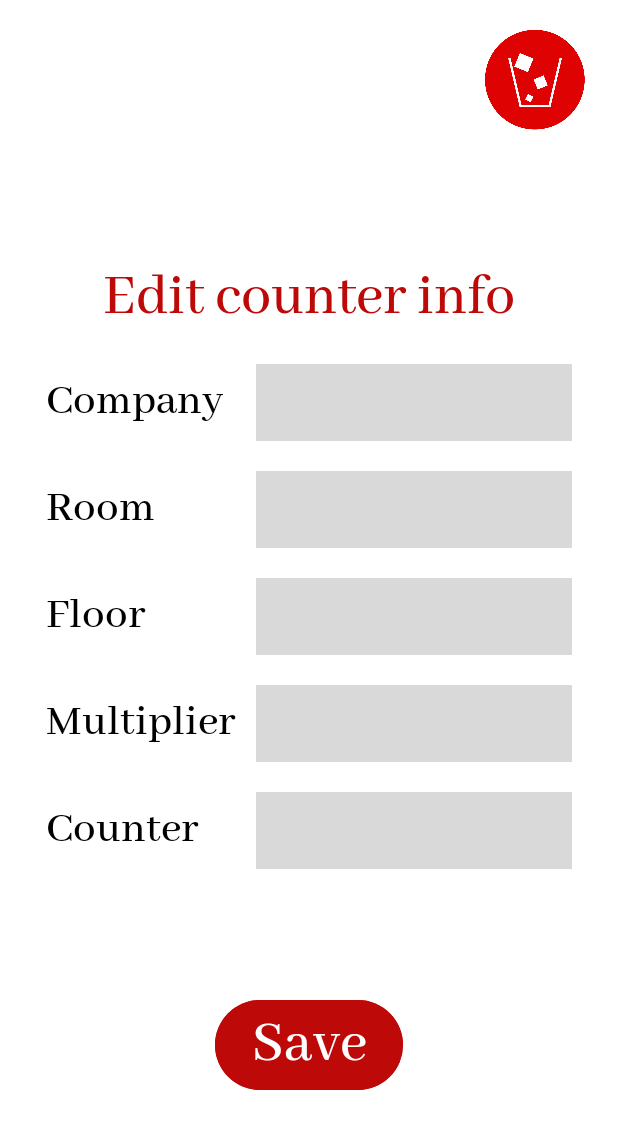
After one commit to ArKiT17/Coursework_SmartMeter, an Android app: the EditCounterActivity screen opened directly, with no data from a screen before it, on a phone screen of 412 x 824 dp. The commit adds this screen. Shown: the top 1129 px of the screen. Run offline under Robolectric (Android 15) with nearby library versions, the phone set to English and light mode, and no system bars; 5 statements that could not run were skipped.

Commit message:
- додана сторінка перегляду/редагування даних лічильника - доданий функціонал сторінки перегляду/редагування даних лічильника - додані нові запити до бази даних - внесені стилістичні зміни

```diff
--- a/app/src/main/java/com/smartmeter/activities/CountersActivity.java
+++ b/app/src/main/java/com/smartmeter/activities/CountersActivity.java
@@ -79,8 +79,8 @@ public class CountersActivity extends AppCompatActivity {
             @Override
             public void onItemClick(AdapterView<?> adapterView, View view, int i, long l) {
                 Buffer.activeCounter = (CounterInfo)adapterView.getItemAtPosition(i);
-//                Intent editCounterPage = new Intent(CountersActivity.this, EditCounterActivity.class);
-//                startActivity(editCounterPage);
+                Intent editCounterPage = new Intent(CountersActivity.this, EditCounterActivity.class);
+                startActivity(editCounterPage);
             }
         });
     }
--- /dev/null
+++ b/app/src/main/java/com/smartmeter/activities/EditCounterActivity.java
@@ -0,0 +1,82 @@
+package com.smartmeter.activities;
+
+import android.annotation.SuppressLint;
+import android.content.DialogInterface;
+import android.content.pm.ActivityInfo;
+import android.os.Bundle;
+import android.view.View;
+import android.widget.EditText;
+import android.widget.Toast;
+
+import androidx.activity.EdgeToEdge;
+import androidx.appcompat.app.AlertDialog;
+import androidx.appcompat.app.AppCompatActivity;
+
+import com.smartmeter.Buffer;
+import com.smartmeter.R;
+
+public class EditCounterActivity extends AppCompatActivity {
+    private EditText textCompany;
+    private EditText textRoom;
+    private EditText textFloor;
+    private EditText textMultiplier;
+    private EditText textCounter;
+
+    @SuppressLint("SourceLockedOrientationActivity")
+    @Override
+    protected void onCreate(Bundle savedInstanceState) {
+        super.onCreate(savedInstanceState);
+        EdgeToEdge.enable(this);
+        setContentView(R.layout.activity_edit_counter);
+        setRequestedOrientation(ActivityInfo.SCREEN_ORIENTATION_PORTRAIT);
+
+        textCompany = findViewById(R.id.textCompany);
+        textRoom = findViewById(R.id.textRoom);
+        textFloor = findViewById(R.id.textFloor);
+        textMultiplier = findViewById(R.id.textMultiplier);
+        textCounter = findViewById(R.id.textCounter);
+
+        textCompany.setText(Buffer.activeCounter.company);
+        textRoom.setText(Buffer.activeCounter.room);
+        textFloor.setText(String.valueOf(Buffer.activeCounter.floor));
+        textMultiplier.setText(String.valueOf(Buffer.activeCounter.multiplier));
+        textCounter.setText(Buffer.activeCounter.counter);
+    }
+
+    public void deleteOnClick(View view) {
+        try {
+            AlertDialog.Builder builder = new AlertDialog.Builder(this);
+            builder.setMessage(R.string.alert_are_you_sure)
+                    .setTitle(R.string.alert_title_warning)
+                    .setPositiveButton(R.string.alert_YES, new DialogInterface.OnClickListener() {
+                        public void onClick(DialogInterface dialog, int id) {
+                            if (Buffer.activeCounter != null) {
+                                boolean deleted = Buffer.dbHelper.deleteCounter(Buffer.activeCounter.id);
+                                Buffer.activeCounter = null;
+                                Toast.makeText(EditCounterActivity.this, deleted ? R.string.toast_success : R.string.toast_error, Toast.LENGTH_SHORT).show();
+                                finish();
+                            } else
+                                Toast.makeText(EditCounterActivity.this, R.string.toast_error, Toast.LENGTH_SHORT).show();
+                        }
+                    })
+                    .setNegativeButton(R.string.alert_NO, null);
+
+            AlertDialog dialog = builder.create();
+            dialog.show();
+        } catch (Exception e) {
+            Toast.makeText(EditCounterActivity.this, e.toString(), Toast.LENGTH_SHORT).show();
+        }
+    }
+
+    public void saveCounterOnClick(View view) {
+        try {
+            boolean updated = Buffer.dbHelper.updateCounter(Buffer.activeCounter.id, textCompany.getText().toString(), textRoom.getText().toString(),
+                    Integer.parseInt(textFloor.getText().toString()), Integer.parseInt(textMultiplier.getText().toString()),
+                    textCounter.getText().toString());
+            Toast.makeText(EditCounterActivity.this, updated ? R.string.toast_success : R.string.toast_error, Toast.LENGTH_SHORT).show();
+            finish();
+        } catch (NumberFormatException exception) {
+            Toast.makeText(this, R.string.toast_counter_not_found, Toast.LENGTH_LONG).show();
+        }
+    }
+}
--- a/app/src/main/java/com/smartmeter/database/DBHelper.java
+++ b/app/src/main/java/com/smartmeter/database/DBHelper.java
@@ -341,6 +341,64 @@ public class DBHelper extends Configs {
         });
     }
 
+    public boolean deleteCounter(int counterId) {
+        ExecutorService executorService = Executors.newSingleThreadExecutor();
+        Future<Boolean> future = executorService.submit(() -> {
+            setDbConnection();
+
+            String query = "DELETE FROM " + Const.TABLE_COUNTERINFO + " WHERE " + Const.KEY_ID + " = ?;";
+            try {
+                PreparedStatement prSt = dbConnection.prepareStatement(query);
+                prSt.setInt(1, counterId);
+                prSt.executeUpdate();
+            } catch (SQLException e) {
+                Log.e("Error", Objects.requireNonNull(e.getMessage()));
+                return false;
+            }
+            return true;
+        });
+
+        try {
+            return future.get();
+        } catch (ExecutionException | InterruptedException e) {
+            throw new RuntimeException(e);
+        }
+    }
+
+    public boolean updateCounter(int id, String company, String room, int floor, int multiplier, String counter) {
+        ExecutorService executorService = Executors.newSingleThreadExecutor();
+        Future<Boolean> future = executorService.submit(() -> {
+            setDbConnection();
+
+            String query = "UPDATE " + Const.TABLE_COUNTERINFO + " SET " +
+                    Const.KEY_COMPANY + " = ?, " +
+                    Const.KEY_ROOM + " = ?, " +
+                    Const.KEY_FLOOR + " = ?, " +
+                    Const.KEY_MULTIPLIER + " = ?, " +
+                    Const.KEY_COUNTER + " = ? WHERE " + Const.KEY_ID + " = ?;";
+            try {
+                PreparedStatement prSt = dbConnection.prepareStatement(query);
+                prSt.setString(1, company);
+                prSt.setString(2, room);
+                prSt.setInt(3, floor);
+                prSt.setInt(4, multiplier);
+                prSt.setString(5, counter);
+                prSt.setInt(6, id);
+                prSt.executeUpdate();
+            } catch (SQLException e) {
+                Log.e("Error", Objects.requireNonNull(e.getMessage()));
+                return false;
+            }
+            return true;
+        });
+
+        try {
+            return future.get();
+        } catch (ExecutionException | InterruptedException e) {
+            throw new RuntimeException(e);
+        }
+    }
+
     @RequiresApi(api = Build.VERSION_CODES.O)
     public void addValue(int counterId, LocalDate date, int curValue, int prevValue, int difference) {
         ExecutorService executorService = Executors.newSingleThreadExecutor();
--- a/app/src/main/res/layout/activity_counters.xml
+++ b/app/src/main/res/layout/activity_counters.xml
@@ -79,6 +79,7 @@
         android:layout_height="100dp"
         android:layout_marginVertical="10dp"
         android:layout_marginEnd="15dp"
+        android:adjustViewBounds="true"
         android:backgroundTint="@color/bg_dark"
         android:clickable="true"
         android:focusable="true"
--- /dev/null
+++ b/app/src/main/res/layout/activity_edit_counter.xml
@@ -0,0 +1,218 @@
+<?xml version="1.0" encoding="utf-8"?>
+<androidx.constraintlayout.widget.ConstraintLayout xmlns:android="http://schemas.android.com/apk/res/android"
+    xmlns:app="http://schemas.android.com/apk/res-auto"
+    xmlns:tools="http://schemas.android.com/tools"
+    android:id="@+id/main"
+    android:layout_width="match_parent"
+    android:layout_height="match_parent"
+    android:background="@color/bg"
+    tools:context=".activities.EditCounterActivity">
+
+    <ImageButton
+        android:id="@+id/deleteButton"
+        android:layout_width="0dp"
+        android:layout_height="wrap_content"
+        android:layout_margin="10dp"
+        android:adjustViewBounds="true"
+        android:backgroundTint="@color/bg"
+        android:contentDescription="@string/cd_goBack"
+        android:onClick="deleteOnClick"
+        android:scaleType="fitCenter"
+        app:layout_constraintEnd_toEndOf="parent"
+        app:layout_constraintTop_toTopOf="parent"
+        app:layout_constraintWidth_max="110dp"
+        app:layout_constraintWidth_percent="0.22"
+        app:srcCompat="@drawable/delete" />
+
+    <LinearLayout
+        android:id="@+id/values"
+        android:layout_width="0dp"
+        android:layout_height="wrap_content"
+        android:layout_marginBottom="50dp"
+        android:orientation="vertical"
+        app:layout_constraintBottom_toBottomOf="parent"
+        app:layout_constraintEnd_toEndOf="parent"
+        app:layout_constraintStart_toStartOf="parent"
+        app:layout_constraintTop_toTopOf="parent"
+        app:layout_constraintWidth_percent="0.85">
+
+        <TextView
+            android:id="@+id/title_edit"
+            android:layout_width="match_parent"
+            android:layout_height="wrap_content"
+            android:layout_below="@id/deleteButton"
+            android:layout_marginBottom="20dp"
+            android:fontFamily="@font/abhayalibre_medium"
+            android:text="@string/title_editing_counter_data"
+            android:textAlignment="center"
+            android:textColor="@color/text_red"
+            android:textSize="40sp" />
+
+        <LinearLayout
+            android:layout_width="match_parent"
+            android:layout_height="wrap_content"
+            android:layout_marginBottom="20dp">
+
+            <TextView
+                android:layout_width="0dp"
+                android:layout_height="match_parent"
+                android:layout_weight="0.4"
+                android:fontFamily="@font/abhayalibre_medium"
+                android:gravity="center_vertical"
+                android:paddingEnd="10dp"
+                android:text="@string/title_company"
+                android:textColor="@color/text_dark"
+                android:textSize="30sp" />
+
+            <EditText
+                android:id="@+id/textCompany"
+                android:layout_width="0dp"
+                android:layout_height="wrap_content"
+                android:layout_weight="0.6"
+                android:background="@drawable/enter_style"
+                android:ems="6"
+                android:inputType="text"
+                android:padding="5sp"
+                android:textColor="@color/text_dark"
+                android:textSize="30sp" />
+
+        </LinearLayout>
+
+        <LinearLayout
+            android:layout_width="match_parent"
+            android:layout_height="wrap_content"
+            android:layout_marginBottom="20dp">
+
+            <TextView
+                android:layout_width="0dp"
+                android:layout_height="match_parent"
+                android:layout_weight="0.4"
+                android:fontFamily="@font/abhayalibre_medium"
+                android:gravity="center_vertical"
+                android:paddingEnd="10dp"
+                android:text="@string/title_newRoom"
+                android:textColor="@color/text_dark"
+                android:textSize="30sp" />
+
+            <EditText
+                android:id="@+id/textRoom"
+                android:layout_width="0dp"
+                android:layout_height="wrap_content"
+                android:layout_weight="0.6"
+                android:background="@drawable/enter_style"
+                android:ems="6"
+                android:inputType="text"
+                android:padding="5sp"
+                android:textColor="@color/text_dark"
+                android:textSize="30sp" />
+
+        </LinearLayout>
+
+        <LinearLayout
+            android:layout_width="match_parent"
+            android:layout_height="wrap_content"
+            android:layout_marginBottom="20dp">
+
+            <TextView
+                android:layout_width="0dp"
+                android:layout_height="match_parent"
+                android:layout_weight="0.4"
+                android:fontFamily="@font/abhayalibre_medium"
+                android:gravity="center_vertical"
+                android:paddingEnd="10dp"
+                android:text="@string/title_newFloor"
+                android:textColor="@color/text_dark"
+                android:textSize="30sp" />
+
+            <EditText
+                android:id="@+id/textFloor"
+                android:layout_width="0dp"
+                android:layout_height="wrap_content"
+                android:layout_weight="0.6"
+                android:background="@drawable/enter_style"
+                android:ems="6"
+                android:inputType="numberDecimal"
+                android:padding="5sp"
+                android:textColor="@color/text_dark"
+                android:textSize="30sp" />
+
+        </LinearLayout>
+
+        <LinearLayout
+            android:layout_width="match_parent"
+            android:layout_height="wrap_content"
+            android:layout_marginBottom="20dp">
+
+            <TextView
+                android:layout_width="0dp"
+                android:layout_height="match_parent"
+                android:layout_weight="0.4"
+                android:fontFamily="@font/abhayalibre_medium"
+                android:gravity="center_vertical"
+                android:paddingEnd="10dp"
+                android:text="@string/title_newMultiplier"
+                android:textColor="@color/text_dark"
+                android:textSize="30sp" />
+
+            <EditText
+                android:id="@+id/textMultiplier"
+                android:layout_width="0dp"
+                android:layout_height="wrap_content"
+                android:layout_weight="0.6"
+                android:background="@drawable/enter_style"
+                android:ems="6"
+                android:inputType="numberDecimal"
+                android:padding="5sp"
+                android:textColor="@color/text_dark"
+                android:textSize="30sp" />
+
+        </LinearLayout>
+
+        <LinearLayout
+            android:layout_width="match_parent"
+            android:layout_height="wrap_content"
+            android:layout_marginBottom="20dp">
+
+            <TextView
+                android:layout_width="0dp"
+                android:layout_height="match_parent"
+                android:layout_weight="0.4"
+                android:fontFamily="@font/abhayalibre_medium"
+                android:gravity="center_vertical"
+                android:paddingEnd="10dp"
+                android:text="@string/title_counter"
+                android:textColor="@color/text_dark"
+                android:textSize="30sp" />
+
+            <EditText
+                android:id="@+id/textCounter"
+                android:layout_width="0dp"
+                android:layout_height="wrap_content"
+                android:layout_weight="0.6"
+                android:background="@drawable/enter_style"
+                android:ems="6"
+                android:inputType="text"
+                android:padding="5sp"
+                android:textColor="@color/text_dark"
+                android:textSize="30sp" />
+
+        </LinearLayout>
+
+    </LinearLayout>
+
+    <Button
+        android:layout_width="wrap_content"
+        android:layout_height="wrap_content"
+        android:layout_marginBottom="30dp"
+        android:backgroundTint="@color/bg_dark"
+        android:fontFamily="@font/abhayalibre_medium"
+        android:onClick="saveCounterOnClick"
+        android:text="@string/btn_save"
+        android:textColor="@color/text_light"
+        android:textSize="40sp"
+        app:layout_constraintBottom_toBottomOf="parent"
+        app:layout_constraintEnd_toEndOf="parent"
+        app:layout_constraintStart_toStartOf="parent"
+        app:layout_constraintTop_toBottomOf="@id/values" />
+
+</androidx.constraintlayout.widget.ConstraintLayout>
--- a/app/src/main/res/layout/activity_edit_value.xml
+++ b/app/src/main/res/layout/activity_edit_value.xml
@@ -23,6 +23,7 @@
             android:layout_width="0dp"
             android:layout_height="wrap_content"
             android:layout_marginTop="10dp"
+            android:adjustViewBounds="true"
             android:backgroundTint="@color/bg_dark"
             android:onClick="eDeleteValueButton"
             android:scaleType="fitStart"
@@ -38,6 +39,7 @@
             android:layout_height="wrap_content"
             android:layout_marginTop="10dp"
             android:layout_marginEnd="6dp"
+            android:adjustViewBounds="true"
             android:backgroundTint="@color/bg_dark"
             android:onClick="eScannerButton"
             android:scaleType="fitStart"
--- a/app/src/main/res/values/strings.xml
+++ b/app/src/main/res/values/strings.xml
@@ -89,7 +89,7 @@
     <string name="toast_error">Error</string>
     <string name="toast_successfully_updated">Updated successfully</string>
     <string name="toast_successfully_deleted">Deleted successfully</string>
-    <string name="toast_invalid_number">Invalid number</string>
+    <string name="toast_counter_not_found">Counter not found</string>
     <string name="toast_failed_to_update">Updating error</string>
     <string name="toast_failed_to_delete">Deletion error</string>
 
```
Also changed, not shown: app/src/main/AndroidManifest.xml (+8 -1 lines), 2 other files.
